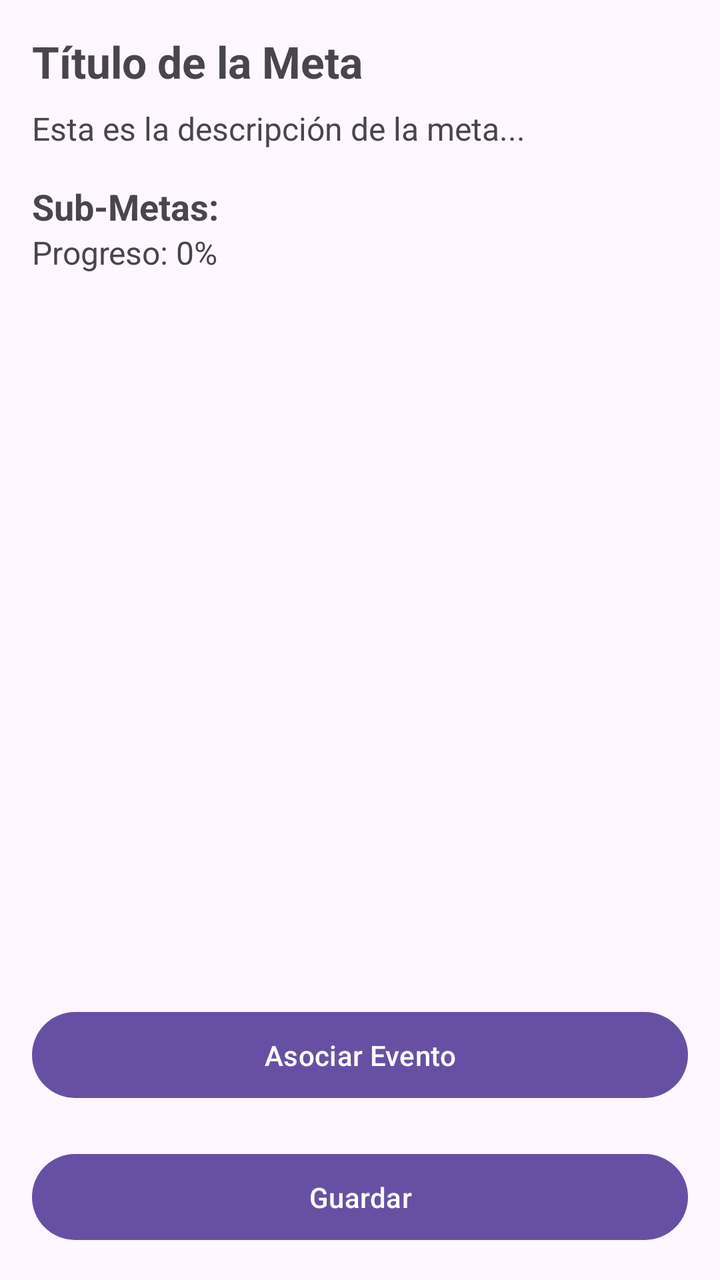
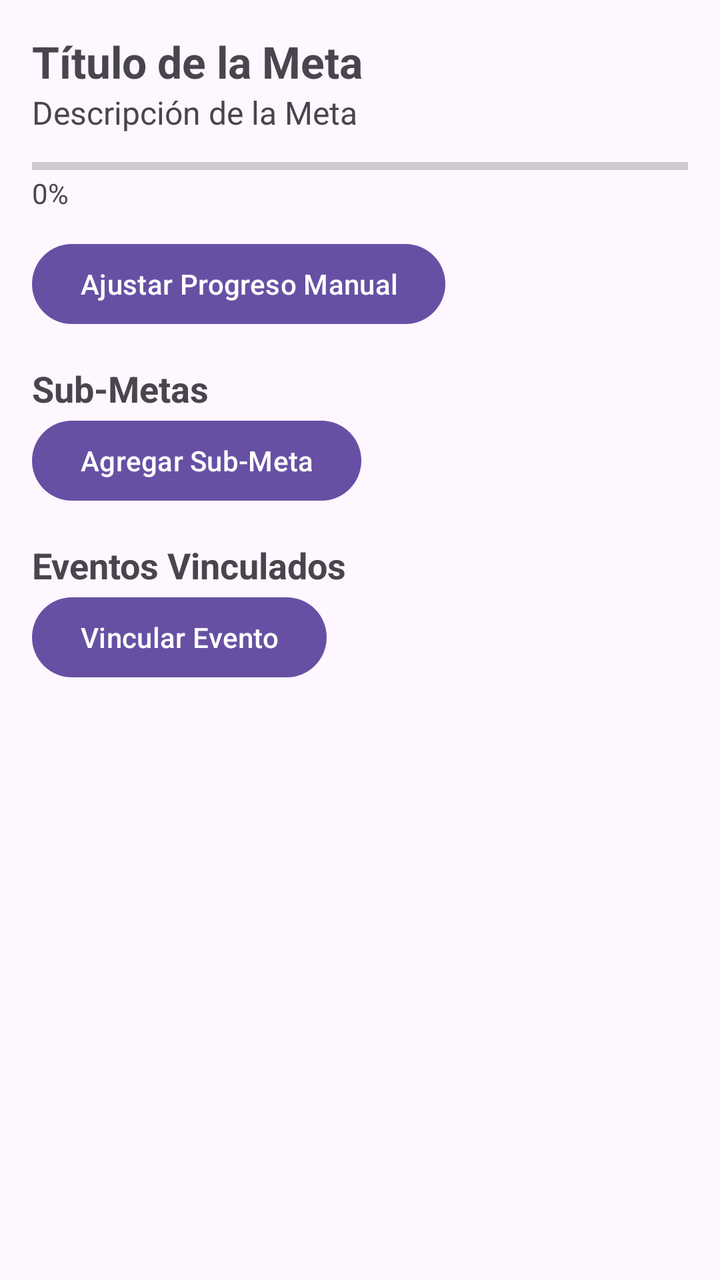

The first picture is an Android layout as it rendered before a commit; the second is the same layout after the commit. The layout source and the unified diff follow.
<!-- AndroidManifest.xml: application theme Theme.MiAgenda -->
<!-- res/layout/activity_meta_detalle.xml -->
<?xml version="1.0" encoding="utf-8"?>
<LinearLayout
    xmlns:android="http://schemas.android.com/apk/res/android"
    android:orientation="vertical"
    android:padding="16dp"
    android:layout_width="match_parent"
    android:layout_height="match_parent">

    
    <TextView
        android:id="@+id/txtTituloMeta"
        android:text="Título de la Meta"
        android:textSize="22sp"
        android:textStyle="bold"
        android:layout_width="wrap_content"
        android:layout_height="wrap_content"/>

    
    <TextView
        android:id="@+id/txtDescripcionMeta"
        android:text="Esta es la descripción de la meta..."
        android:textSize="16sp"
        android:paddingTop="8dp"
        android:layout_width="wrap_content"
        android:layout_height="wrap_content"/>

    
    <TextView
        android:text="Sub-Metas:"
        android:textSize="18sp"
        android:textStyle="bold"
        android:paddingTop="16dp"
        android:layout_width="wrap_content"
        android:layout_height="wrap_content"/>

    <TextView
        android:id="@+id/txtProgreso"
        android:text="Progreso: 0%"
        android:textSize="16sp"
        android:layout_width="wrap_content"
        android:layout_height="wrap_content"/>

    <androidx.recyclerview.widget.RecyclerView
        android:id="@+id/rvSubMetas"
        android:layout_width="match_parent"
        android:layout_height="0dp"
        android:layout_weight="1"/>

    
    <Button
        android:id="@+id/btnAsociar"
        android:text="Asociar Evento"
        android:layout_width="match_parent"
        android:layout_height="wrap_content"
        android:padding="12dp"
        android:layout_marginTop="12dp"/>

    <Button
        android:id="@+id/btnGuardarSubMeta"
        android:text="Guardar"
        android:layout_marginTop="20dp"
        android:padding="12dp"
        android:layout_width="match_parent"
        android:layout_height="wrap_content"/>
</LinearLayout>
<!-- resources referenced by this layout -->
<resources>
  <style name="Theme.MiAgenda" parent="Base.Theme.MiAgenda" />
  <style name="Base.Theme.MiAgenda" parent="Theme.Material3.DayNight.NoActionBar">
          
          
      </style>
</resources>

<!-- the commit's change to res/layout/activity_meta_detalle.xml (unified diff, before → after) -->
@@ -1,65 +1,105 @@
 <?xml version="1.0" encoding="utf-8"?>
-<LinearLayout
+<androidx.constraintlayout.widget.ConstraintLayout
     xmlns:android="http://schemas.android.com/apk/res/android"
-    android:orientation="vertical"
-    android:padding="16dp"
+    xmlns:app="http://schemas.android.com/apk/res-auto"
+    xmlns:tools="http://schemas.android.com/tools"
+    android:id="@+id/main"
     android:layout_width="match_parent"
-    android:layout_height="match_parent">
+    android:layout_height="match_parent"
+    tools:context=".presentacion.MetaDetalleActivity">
 
-    
-    <TextView
-        android:id="@+id/txtTituloMeta"
-        android:text="Título de la Meta"
-        android:textSize="22sp"
-        android:textStyle="bold"
-        android:layout_width="wrap_content"
-        android:layout_height="wrap_content"/>
+    <ScrollView
+        android:layout_width="0dp"
+        android:layout_height="0dp"
+        app:layout_constraintTop_toTopOf="parent"
+        app:layout_constraintBottom_toBottomOf="parent"
+        app:layout_constraintStart_toStartOf="parent"
+        app:layout_constraintEnd_toEndOf="parent">
 
-    
-    <TextView
-        android:id="@+id/txtDescripcionMeta"
-        android:text="Esta es la descripción de la meta..."
-        android:textSize="16sp"
-        android:paddingTop="8dp"
-        android:layout_width="wrap_content"
-        android:layout_height="wrap_content"/>
+        <LinearLayout
+            android:padding="16dp"
+            android:orientation="vertical"
+            android:layout_width="match_parent"
+            android:layout_height="wrap_content">
 
-    
-    <TextView
-        android:text="Sub-Metas:"
-        android:textSize="18sp"
-        android:textStyle="bold"
-        android:paddingTop="16dp"
-        android:layout_width="wrap_content"
-        android:layout_height="wrap_content"/>
+            
+            <TextView
+                android:id="@+id/txtTitulo"
+                android:textSize="22sp"
+                android:textStyle="bold"
+                android:layout_width="wrap_content"
+                android:layout_height="wrap_content"
+                android:text="Título de la Meta"/>
 
-    <TextView
-        android:id="@+id/txtProgreso"
-        android:text="Progreso: 0%"
-        android:textSize="16sp"
-        android:layout_width="wrap_content"
-        android:layout_height="wrap_content"/>
+            <TextView
+                android:id="@+id/txtDescripcion"
+                android:textSize="16sp"
+                android:layout_marginBottom="12dp"
+                android:layout_width="wrap_content"
+                android:layout_height="wrap_content"
+                android:text="Descripción de la Meta"/>
 
-    <androidx.recyclerview.widget.RecyclerView
-        android:id="@+id/rvSubMetas"
-        android:layout_width="match_parent"
-        android:layout_height="0dp"
-        android:layout_weight="1"/>
+            
+            <ProgressBar
+                android:id="@+id/progressBar"
+                style="?android:attr/progressBarStyleHorizontal"
+                android:layout_width="match_parent"
+                android:layout_height="8dp"/>
 
-    
-    <Button
-        android:id="@+id/btnAsociar"
-        android:text="Asociar Evento"
-        android:layout_width="match_parent"
-        android:layout_height="wrap_content"
-        android:padding="12dp"
-        android:layout_marginTop="12dp"/>
+            <TextView
+                android:id="@+id/txtPorcentajeMeta"
+                android:text="0%"
+                android:layout_marginBottom="12dp"
+                android:layout_width="wrap_content"
+                android:layout_height="wrap_content"/>
 
-    <Button
-        android:id="@+id/btnGuardarSubMeta"
-        android:text="Guardar"
-        android:layout_marginTop="20dp"
-        android:padding="12dp"
-        android:layout_width="match_parent"
-        android:layout_height="wrap_content"/>
-</LinearLayout>
+            <Button
+                android:id="@+id/btnEditarProgreso"
+                android:text="Ajustar Progreso Manual"
+                android:layout_width="wrap_content"
+                android:layout_height="wrap_content"/>
+
+            
+            <TextView
+                android:text="Sub-Metas"
+                android:textStyle="bold"
+                android:textSize="18sp"
+                android:layout_marginTop="16dp"
+                android:layout_width="wrap_content"
+                android:layout_height="wrap_content"/>
+
+            <androidx.recyclerview.widget.RecyclerView
+                android:id="@+id/rvSubMetas"
+                android:layout_width="match_parent"
+                android:layout_height="wrap_content"/>
+
+            <Button
+                android:id="@+id/btnAgregarSubMeta"
+                android:text="Agregar Sub-Meta"
+                android:layout_width="wrap_content"
+                android:layout_height="wrap_content"/>
+
+            
+            <TextView
+                android:text="Eventos Vinculados"
+                android:textStyle="bold"
+                android:textSize="18sp"
+                android:layout_marginTop="16dp"
+                android:layout_width="wrap_content"
+                android:layout_height="wrap_content"/>
+
+            <androidx.recyclerview.widget.RecyclerView
+                android:id="@+id/rvEventos"
+                android:layout_width="match_parent"
+                android:layout_height="wrap_content"/>
+
+            <Button
+                android:id="@+id/btnVincularEvento"
+                android:text="Vincular Evento"
+                android:layout_width="wrap_content"
+                android:layout_height="wrap_content"/>
+
+        </LinearLayout>
+    </ScrollView>
+
+</androidx.constraintlayout.widget.ConstraintLayout>
